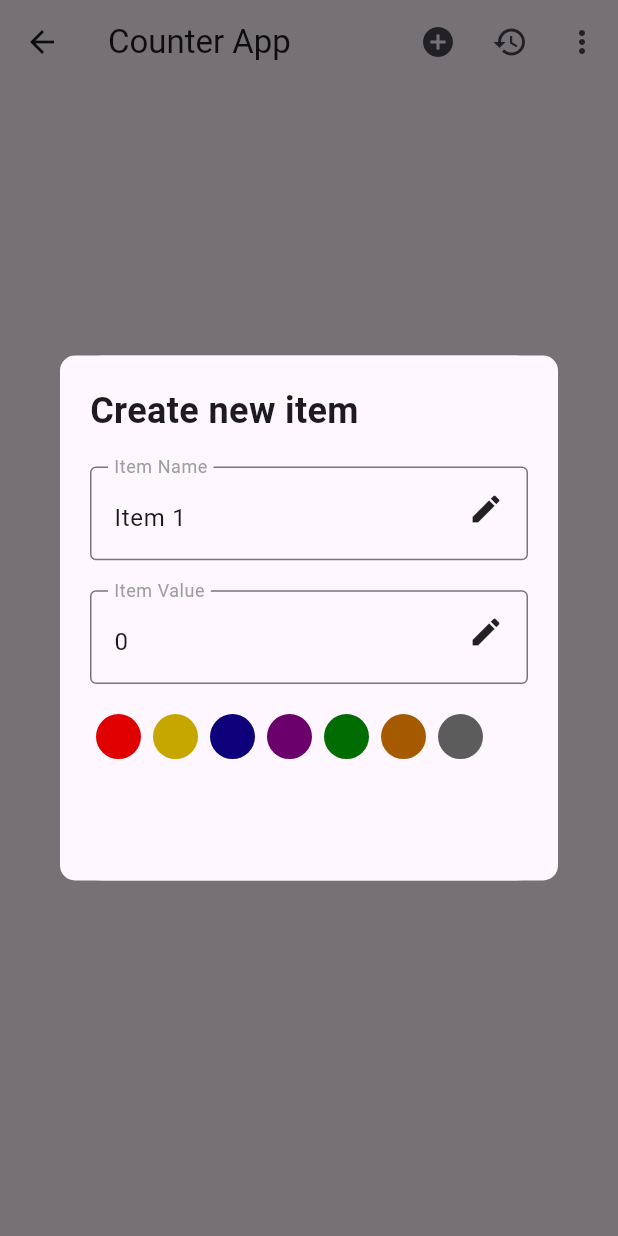
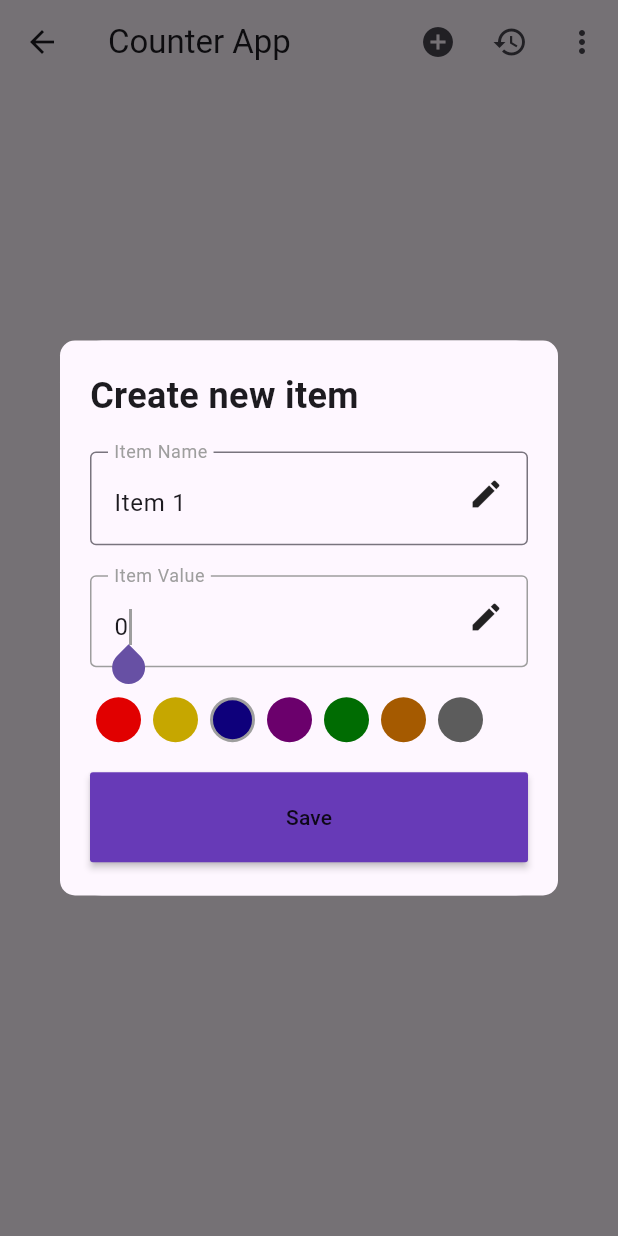
Before and after one commit to CodeWApiipakar/counter_app, a Flutter app: the Home screen opened directly, after a tap on the "add circle" icon, on a phone screen of 412 x 824 dp. Run offline on Flutter 3.47's test engine with Material 3 defaults, Android fonts, the phone set to English and light mode, and no system bars; our stand-ins replace shared_preferences; accounts and stored records are empty.

Commit message:
making process

```diff
--- a/lib/components/dialog.dart
+++ b/lib/components/dialog.dart
@@ -1,7 +1,10 @@
+import 'dart:convert';
+
 import 'package:flutter/material.dart';
+import "dart:math";
 
 Future<void> dialogBuilder(BuildContext context, String itemTitle,
-    String itemId, dynamic itemValue, isSelected, actionOne) {
+    String itemId, dynamic itemValue, handleChanges) {
   TextEditingController txtItemName = TextEditingController();
   TextEditingController txtItemValue = TextEditingController();
   txtItemValue.text = itemValue.toString();
@@ -17,14 +20,19 @@ Future<void> dialogBuilder(BuildContext context, String itemTitle,
     0xFF5C5C5C,
   ];
 
+  // Randomly select an initial color index
+  int selectedIndex = Random().nextInt(sColors.length);
+  var selectedColor = sColors[selectedIndex];
+
   return showDialog<void>(
     context: context,
-    barrierDismissible: false,
     builder: (BuildContext context) {
+      return StatefulBuilder(
+        builder: (BuildContext context, StateSetter setState) {
           return Dialog(
             child: Container(
               width: double.infinity,
-          height: 350,
+              height: 370,
               padding: const EdgeInsets.all(20),
               decoration: BoxDecoration(
                 color: Theme.of(context).scaffoldBackgroundColor,
@@ -56,6 +64,7 @@ Future<void> dialogBuilder(BuildContext context, String itemTitle,
                   ),
                   const SizedBox(height: 20),
                   TextFormField(
+                    autofocus: true,
                     controller: txtItemValue,
                     keyboardType: TextInputType.number,
                     cursorColor: Colors.grey,
@@ -63,7 +72,7 @@ Future<void> dialogBuilder(BuildContext context, String itemTitle,
                       fillColor: Colors.grey,
                       labelStyle: TextStyle(color: Colors.grey),
                       focusColor: Colors.grey,
-                  hintText: "0",
+                      hintText: "",
                       labelText: "Item Value",
                       suffix: Icon(Icons.edit),
                       border: OutlineInputBorder(),
@@ -81,28 +90,58 @@ Future<void> dialogBuilder(BuildContext context, String itemTitle,
                       itemBuilder: (context, index) {
                         return GestureDetector(
                           onTap: () {
-                        actionOne();
+                            setState(() {
+                              selectedIndex = index;
+                              selectedColor =
+                                  sColors[index]; // Set the selected index
+                            });
                           },
                           child: Container(
                             width: 30,
                             height: 30,
                             margin: EdgeInsets.symmetric(horizontal: 4),
                             decoration: BoxDecoration(
-                          border: isSelected == true
+                              border: selectedIndex == index
                                   ? Border.all(width: 2, color: Colors.grey)
                                   : null,
                               color: Color(sColors[index]),
-                          borderRadius: BorderRadius.all(Radius.circular(50)),
+                              borderRadius:
+                                  BorderRadius.all(Radius.circular(50)),
                             ),
                           ),
                         );
                       },
                     ),
                   ),
+                  const SizedBox(
+                    height: 20,
+                  ),
+                  Container(
+                    width: double.infinity,
+                    child: Row(
+                      mainAxisAlignment: MainAxisAlignment.spaceBetween,
+                      children: [
+                        Expanded(
+                          child: MaterialButton(
+                            padding: EdgeInsets.all(20),
+                            color: Colors.deepPurple,
+                            onPressed: () {
+                              handleChanges(txtItemName.text, txtItemValue.text,
+                                  selectedColor);
+                              Navigator.of(context).pop();
+                            },
+                            child: Text("Save"),
+                          ),
+                        ),
+                      ],
+                    ),
+                  )
                 ],
               ),
             ),
           );
         },
       );
+    },
+  );
 }
--- a/lib/main.dart
+++ b/lib/main.dart
@@ -3,6 +3,7 @@
 import 'package:counter/screens/splashScreenOne.dart';
 import 'package:flutter/material.dart';
 import 'package:shared_preferences/shared_preferences.dart';
+import 'dart:convert';
 
 void main() async {
   WidgetsFlutterBinding
@@ -27,16 +28,51 @@
 }
 
 class _HomeState extends State<Home> {
-  Map<dynamic, List<dynamic>> items = {};
+  Map<String, dynamic> items = {};
   dynamic itemid = "";
   int? itemValue;
   String itemTitle = "Create new item";
-  var isSelected = false;
 
-  void handleSelected() {
+// change value items and save them to shared prefs
+  void handleChanges(String newItemId, String itemValue, var itemColor) async {
+    // Retrieve SharedPreferences instance
+    SharedPreferences prefs = await SharedPreferences.getInstance();
+
+    // Perform the async operation outside of setState
+    Map<String, List<dynamic>> updatedItems =
+        await getItemsFromSharedPreferences();
+
+    // Update itemid and items map
     setState(() {
-      isSelected = !isSelected;
+      if (newItemId.isNotEmpty) {
+        // Check if the newItemId exists
+        if (updatedItems.containsKey(newItemId)) {
+          // Update existing entry
+          updatedItems[newItemId] = [itemValue, itemColor];
+        } else {
+          // Add new entry
+          updatedItems[newItemId] = [itemValue, itemColor];
+        }
+
+        // Optionally update itemid if needed
+        itemid = newItemId;
+      }
+
+      // Convert updated items map to JSON string and save it to SharedPreferences
+      String jsonItems = jsonEncode(updatedItems);
+      prefs.setString("items", jsonItems);
     });
+  }
+
+// Function to get items from SharedPreferences
+  Future<Map<String, List<dynamic>>> getItemsFromSharedPreferences() async {
+    final SharedPreferences prefs = await SharedPreferences.getInstance();
+    String? jsonString = prefs.getString('items');
+    if (jsonString != null) {
+      Map<String, List<dynamic>> map = jsonDecode(jsonString);
+      return map.map((key, value) => MapEntry(key, List<dynamic>.from(value)));
+    }
+    return {};
   }
 
   //handle add item
@@ -45,9 +81,35 @@
       var itemIdIncrement = items.length + 1;
       itemid = "Item $itemIdIncrement";
       itemValue = 0;
-      dialogBuilder(
-          context, itemTitle, itemid, itemValue, isSelected, handleSelected);
+      dialogBuilder(context, itemTitle, itemid, itemValue, handleChanges);
     });
+  }
+
+  @override
+  void initState() {
+    // TODO: implement initState
+    super.initState();
+    // removeOldItems();
+    getOldItems();
+  }
+
+//get old items from shared Preferences.
+  void getOldItems() async {
+    SharedPreferences prefs = await SharedPreferences.getInstance();
+
+    var stringdata = prefs.getString('items');
+    if (stringdata != null) {
+      Map<String, dynamic> jsonObject = await jsonDecode(stringdata.toString());
+      setState(() {
+        items = jsonObject;
+      });
+      print(items);
+    }
+  }
+
+  void removeOldItems() async {
+    SharedPreferences prefs = await SharedPreferences.getInstance();
+    prefs.remove("items");
   }
 
   // This widget is the root of your application.
```
Also changed, not shown: pubspec.lock. Lines whose indentation alone changed are shown as unchanged.
